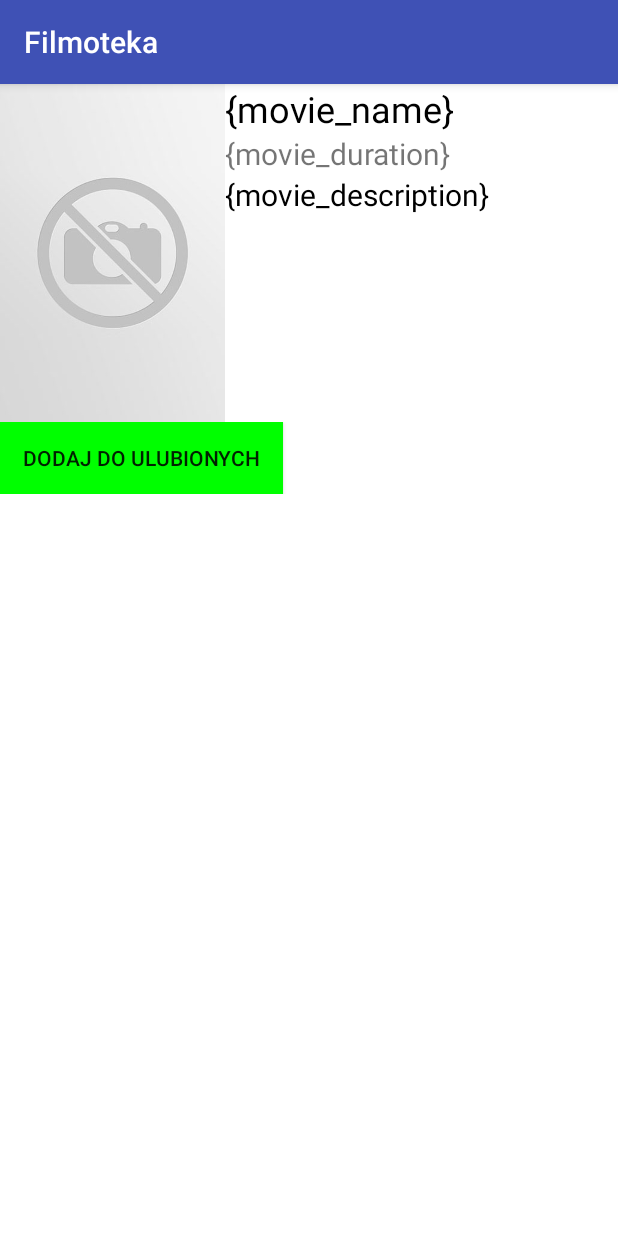
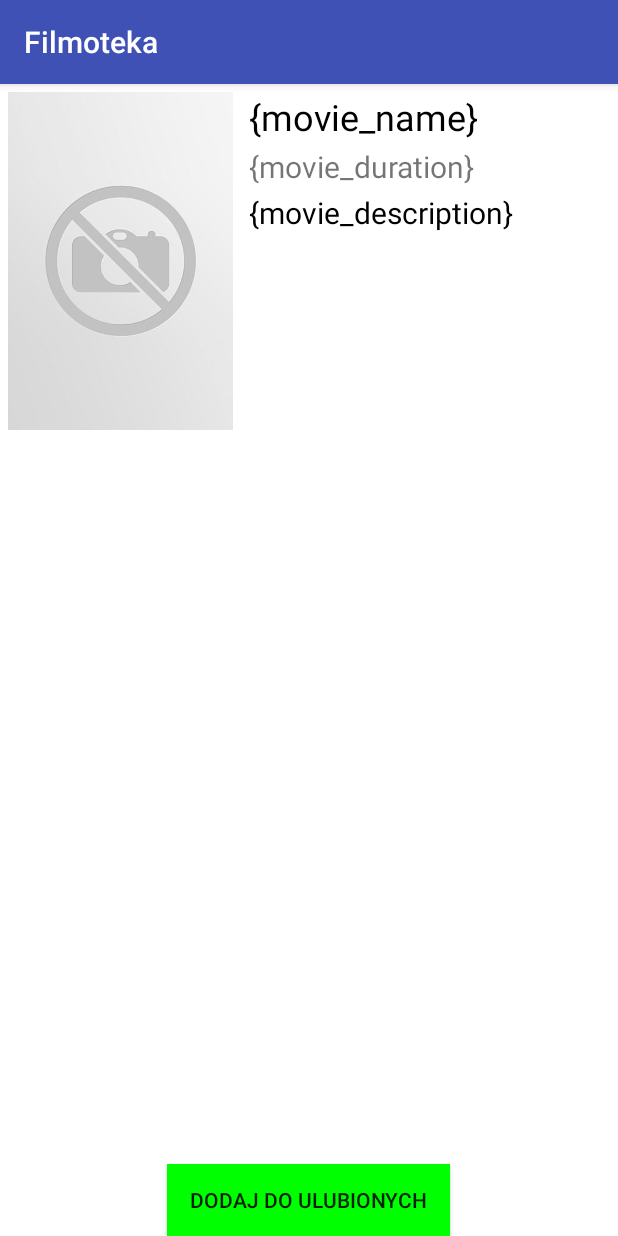
Before and after one commit to norles/Filmoteka, an Android app: the MovieDetailActivity screen opened directly, with no data from a screen before it, on a phone screen of 412 x 824 dp. Run offline under Robolectric (Android 15) with nearby library versions, the phone set to English and light mode, and no system bars; pictures from the network do not load.

Commit message:
Update movie detail view

```diff
--- a/app/src/main/res/layout/content_movie_detail.xml
+++ b/app/src/main/res/layout/content_movie_detail.xml
@@ -1,5 +1,5 @@
 <?xml version="1.0" encoding="utf-8"?>
-<LinearLayout
+<RelativeLayout
         xmlns:android="http://schemas.android.com/apk/res/android"
         xmlns:tools="http://schemas.android.com/tools"
         android:orientation="vertical"
@@ -11,18 +11,20 @@
 
     <LinearLayout
             android:layout_width="match_parent"
-            android:layout_height="wrap_content"
+            android:layout_height="350sp"
             android:orientation="horizontal">
 
         <ImageView
                 android:id="@+id/movie_detail_thumbnail"
                 android:layout_width="@dimen/detail_image_width"
                 android:layout_height="@dimen/detail_image_height"
+                android:layout_margin="5sp"
                 android:src="@drawable/placeholder_movie_detail"/>
 
         <LinearLayout
                 android:layout_width="match_parent"
                 android:layout_height="match_parent"
+                android:layout_margin="5sp"
                 android:orientation="vertical">
 
             <TextView
@@ -31,6 +33,7 @@
                     android:layout_height="wrap_content"
                     android:textSize="@dimen/movie_detail_title_size"
                     android:textColor="@color/black"
+                    android:layout_marginBottom="3sp"
                     android:text="{movie_name}"/>
 
             <TextView
@@ -38,6 +41,7 @@
                     android:layout_width="match_parent"
                     android:layout_height="wrap_content"
                     android:textSize="@dimen/movie_detail_text_size"
+                    android:layout_marginBottom="3sp"
                     android:text="{movie_duration}"/>
 
             <ScrollView
@@ -56,21 +60,16 @@
 
     </LinearLayout>
 
-    <RelativeLayout
-            android:layout_width="match_parent"
-            android:layout_height="wrap_content"
-            android:orientation="horizontal">
 
     <Button
             android:id="@+id/favourite_button"
             android:layout_width="wrap_content"
             android:layout_height="wrap_content"
-                android:layout_alignEnd="@+id/movie_detail_title"
             android:background="@color/darkGreen"
+            android:layout_alignParentBottom="true"
+            android:layout_centerHorizontal="true"
             android:paddingLeft="@dimen/button_padding"
             android:paddingRight="@dimen/button_padding"
             android:text="@string/add_to_fav"/>
 
 </RelativeLayout>
-
-</LinearLayout>
```
Lines whose indentation alone changed are shown as unchanged.
